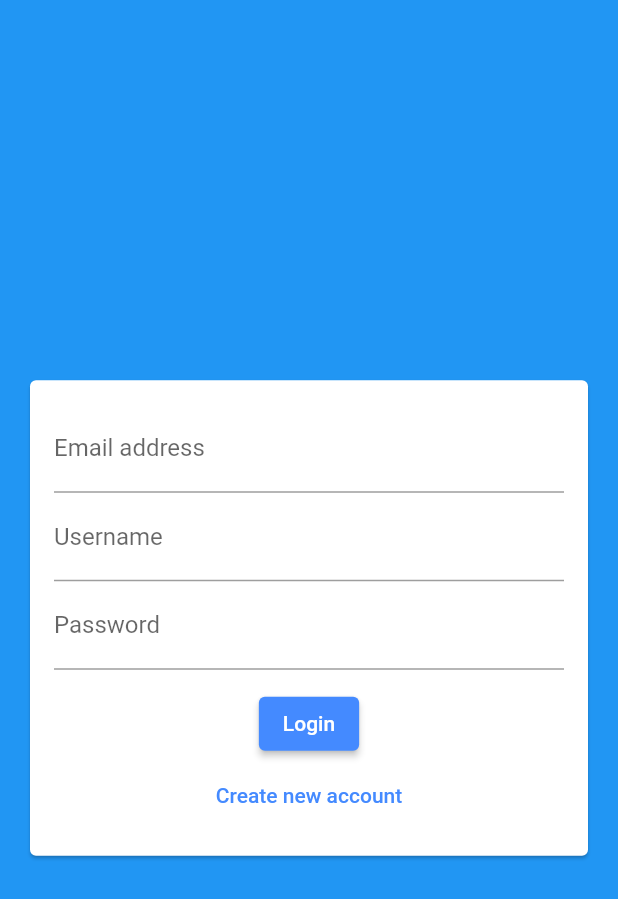
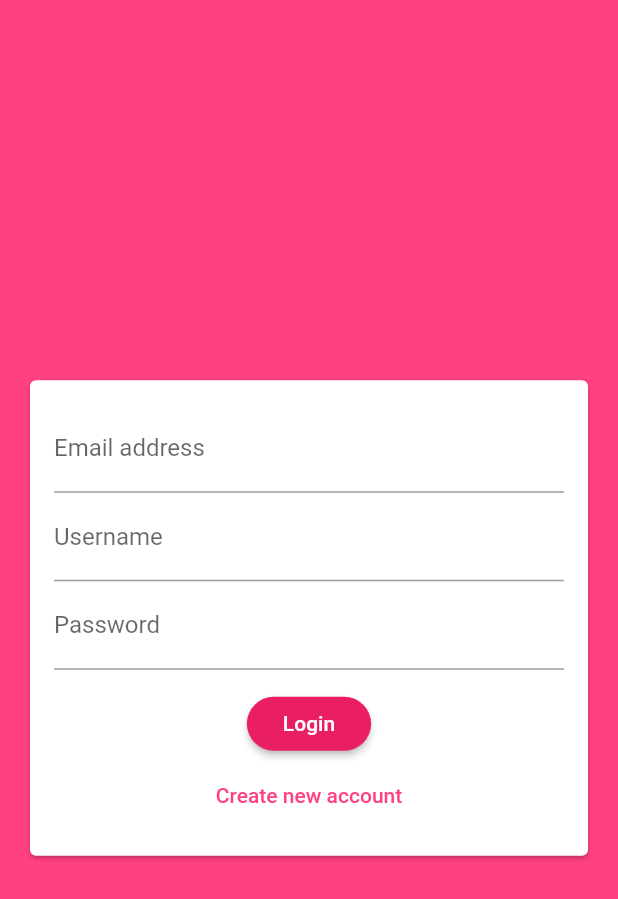
Before and after one commit to alinbabu2010/ChatApp, a Flutter app: the AuthScreen screen opened directly, on a phone screen of 412 x 824 dp. Shown: the top 899 px of the screen. Run offline on Flutter 3.47's test engine with Material 2 defaults, Android fonts, the phone set to English and light mode, and no system bars; our stand-ins replace cloud_firestore, firebase_core; accounts and stored records are empty.

Commit message:
Add app theme

```diff
--- a/lib/screens/auth_screen.dart
+++ b/lib/screens/auth_screen.dart
@@ -12,7 +12,7 @@ class _AuthScreenState extends State<AuthScreen> {
   @override
   Widget build(BuildContext context) {
     return Scaffold(
-      backgroundColor: Theme.of(context).primaryColor,
+      backgroundColor: Theme.of(context).colorScheme.primary,
       body: const AuthForm(),
     );
   }
--- a/lib/utils/dimen.dart
+++ b/lib/utils/dimen.dart
@@ -8,4 +8,8 @@ class Dimen {
   // ChatScreen
   static const chatListItemPadding = 8.0;
 
+  // Button
+  static const buttonBorderRadius = 20.0;
+  static const buttonHorizontalPadding = 24.0;
+
 }
```
Also changed, not shown: lib/main.dart (+22 -8 lines).
